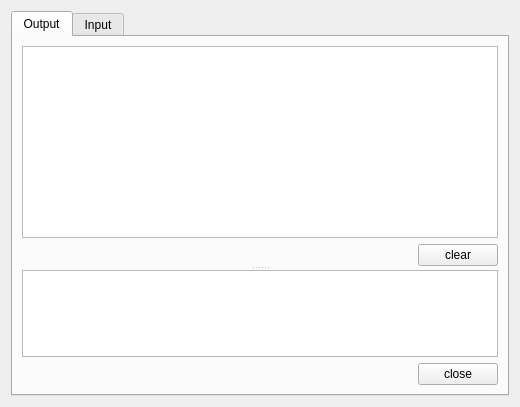
Before: the Qt Designer form src/scriptconsole.ui in fontmatrix/fontmatrix, drawn with Qt 5.
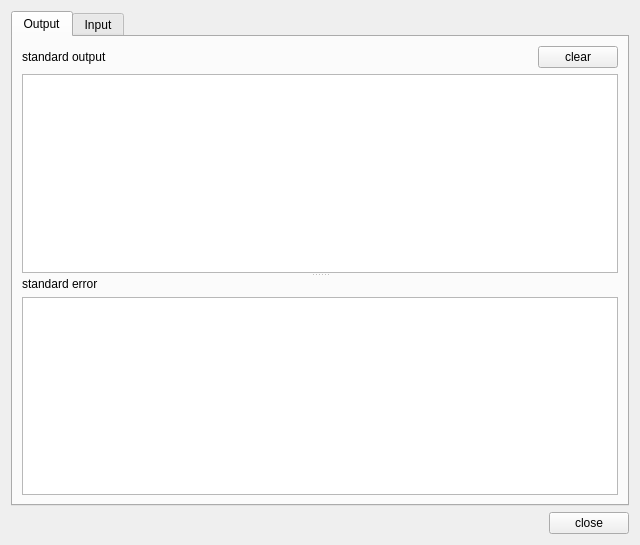
After: the same form once the commit is applied.

Commit message: Added - an over simple editor for scripts in script console input tab

What changed in the file:
```diff
--- a/src/scriptconsole.ui
+++ b/src/scriptconsole.ui
@@ -5,15 +5,15 @@
    <rect>
     <x>0</x>
     <y>0</y>
-    <width>520</width>
-    <height>407</height>
+    <width>640</width>
+    <height>545</height>
    </rect>
   </property>
   <property name="windowTitle" >
    <string>Script Console</string>
   </property>
-  <layout class="QGridLayout" name="gridLayout" >
-   <item row="0" column="0" >
+  <layout class="QGridLayout" name="gridLayout_5" >
+   <item row="0" column="0" colspan="2" >
     <widget class="QTabWidget" name="tabWidget" >
      <property name="currentIndex" >
       <number>0</number>
@@ -23,53 +23,112 @@
        <string>Output</string>
       </attribute>
       <layout class="QGridLayout" name="gridLayout_3" >
-       <item row="0" column="0" colspan="2" >
+       <item row="0" column="0" >
         <widget class="QSplitter" name="splitter" >
          <property name="orientation" >
           <enum>Qt::Vertical</enum>
          </property>
          <widget class="QWidget" native="1" name="widget" >
+          <property name="sizePolicy" >
+           <sizepolicy vsizetype="Preferred" hsizetype="Preferred" >
+            <horstretch>2</horstretch>
+            <verstretch>0</verstretch>
+           </sizepolicy>
+          </property>
           <layout class="QGridLayout" name="gridLayout_2" >
-           <item row="0" column="0" colspan="2" >
-            <widget class="QTextBrowser" name="stdOut" >
-             <property name="sizePolicy" >
-              <sizepolicy vsizetype="Expanding" hsizetype="Expanding" >
-               <horstretch>0</horstretch>
-               <verstretch>2</verstretch>
-              </sizepolicy>
+           <item row="0" column="0" >
+            <widget class="QLabel" name="label_2" >
+             <property name="font" >
+              <font>
+               <pointsize>9</pointsize>
+              </font>
+             </property>
+             <property name="text" >
+              <string>standard output</string>
              </property>
             </widget>
            </item>
-           <item row="1" column="0" >
+           <item row="0" column="1" >
             <spacer name="horizontalSpacer_2" >
              <property name="orientation" >
               <enum>Qt::Horizontal</enum>
              </property>
              <property name="sizeHint" stdset="0" >
               <size>
-               <width>418</width>
+               <width>40</width>
                <height>20</height>
               </size>
              </property>
             </spacer>
            </item>
-           <item row="1" column="1" >
+           <item row="0" column="2" >
             <widget class="QPushButton" name="clearButton" >
              <property name="text" >
               <string>clear</string>
              </property>
             </widget>
            </item>
+           <item row="1" column="0" colspan="3" >
+            <widget class="QTextBrowser" name="stdOut" >
+             <property name="sizePolicy" >
+              <sizepolicy vsizetype="Expanding" hsizetype="Expanding" >
+               <horstretch>0</horstretch>
+               <verstretch>2</verstretch>
+              </sizepolicy>
+             </property>
+            </widget>
+           </item>
           </layout>
          </widget>
-         <widget class="QTextBrowser" name="stdErr" >
+         <widget class="QWidget" native="1" name="widget_2" >
           <property name="sizePolicy" >
-           <sizepolicy vsizetype="Expanding" hsizetype="Expanding" >
-            <horstretch>0</horstretch>
-            <verstretch>1</verstretch>
+           <sizepolicy vsizetype="Preferred" hsizetype="Preferred" >
+            <horstretch>1</horstretch>
+            <verstretch>0</verstretch>
            </sizepolicy>
           </property>
+          <layout class="QGridLayout" name="gridLayout" >
+           <item row="0" column="0" >
+            <widget class="QLabel" name="label" >
+             <property name="font" >
+              <font>
+               <pointsize>9</pointsize>
+              </font>
+             </property>
+             <property name="text" >
+              <string>standard error</string>
+             </property>
+            </widget>
+           </item>
+           <item row="1" column="0" >
+            <widget class="QTextBrowser" name="stdErr" >
+             <property name="sizePolicy" >
+              <sizepolicy vsizetype="Expanding" hsizetype="Expanding" >
+               <horstretch>0</horstretch>
+               <verstretch>1</verstretch>
+              </sizepolicy>
+             </property>
+            </widget>
+           </item>
+          </layout>
          </widget>
+        </widget>
+       </item>
+      </layout>
+      <zorder>splitter</zorder>
+      <zorder>widget_2</zorder>
+      <zorder>splitter</zorder>
+     </widget>
+     <widget class="QWidget" name="tab_2" >
+      <attribute name="title" >
+       <string>Input</string>
+      </attribute>
+      <layout class="QGridLayout" name="gridLayout_4" >
+       <item row="0" column="0" colspan="2" >
+        <widget class="QPlainTextEdit" name="input" >
+         <property name="plainText" >
+          <string>from PythonQt import *</string>
+         </property>
         </widget>
        </item>
        <item row="1" column="0" >
@@ -86,19 +145,34 @@
         </spacer>
        </item>
        <item row="1" column="1" >
-        <widget class="QPushButton" name="closeButton" >
+        <widget class="QPushButton" name="execButton" >
          <property name="text" >
-          <string>close</string>
+          <string>execute</string>
          </property>
         </widget>
        </item>
       </layout>
      </widget>
-     <widget class="QWidget" name="tab_2" >
-      <attribute name="title" >
-       <string>Input</string>
-      </attribute>
-     </widget>
+    </widget>
+   </item>
+   <item row="1" column="0" >
+    <spacer name="horizontalSpacer" >
+     <property name="orientation" >
+      <enum>Qt::Horizontal</enum>
+     </property>
+     <property name="sizeHint" stdset="0" >
+      <size>
+       <width>424</width>
+       <height>20</height>
+      </size>
+     </property>
+    </spacer>
+   </item>
+   <item row="1" column="1" >
+    <widget class="QPushButton" name="closeButton" >
+     <property name="text" >
+      <string>close</string>
+     </property>
     </widget>
    </item>
   </layout>
```
Left out of the diff: 4 changed lines with no effect on the pictures. The commit also changes 5 other files.
